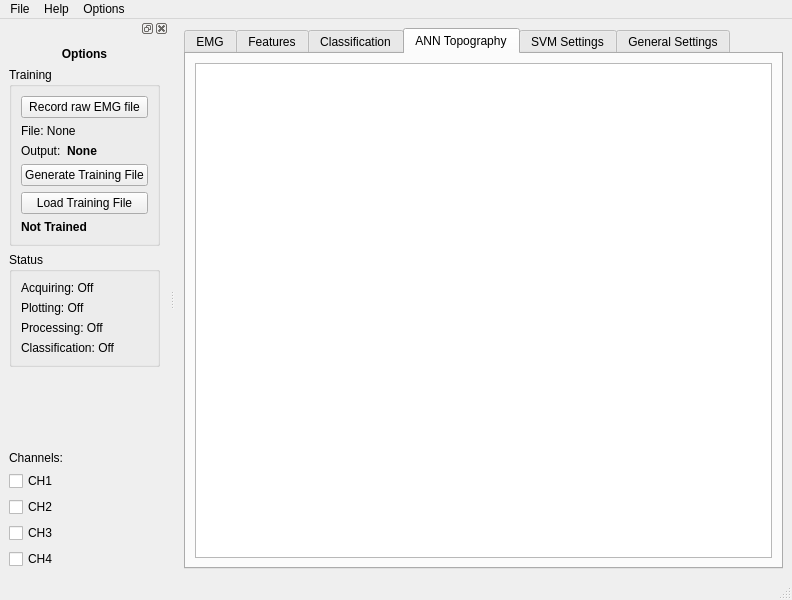
italogsfernandes/hand, file python-real-time-application/views/layouts/base_project_main.ui: the form before one commit.
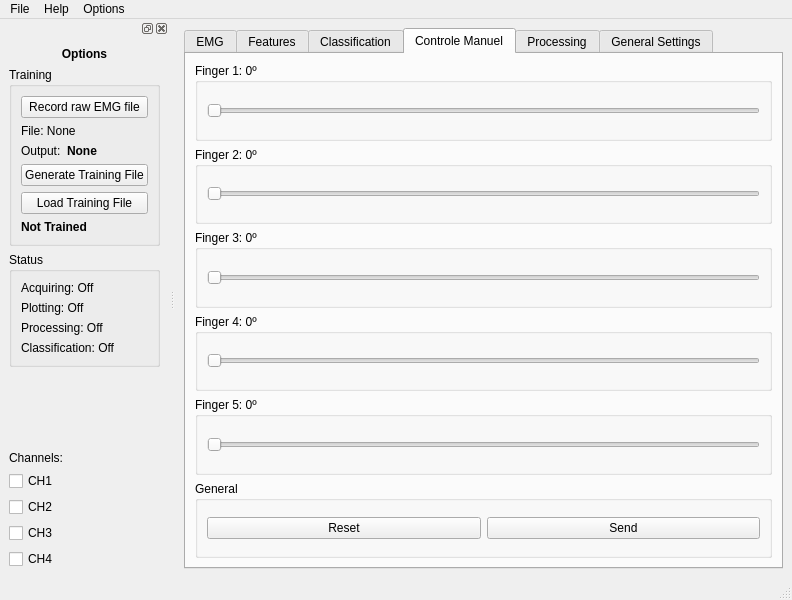
The form after the commit. The open tabs and pages were chosen to show the change.

Diff of the .ui file:
```diff
--- a/python-real-time-application/views/layouts/base_project_main.ui
+++ b/python-real-time-application/views/layouts/base_project_main.ui
@@ -210,17 +210,143 @@
       </widget>
       <widget class="QWidget" name="tab_ann">
        <attribute name="title">
-        <string>ANN Topography</string>
+        <string>Controle Manuel</string>
        </attribute>
        <layout class="QHBoxLayout" name="horizontalLayout_4">
         <item>
-         <widget class="QGraphicsView" name="graphicsView_ann"/>
+         <layout class="QVBoxLayout" name="verticalLayout_5">
+          <item>
+           <layout class="QVBoxLayout" name="verticalLayout_6">
+            <property name="topMargin">
+             <number>0</number>
+            </property>
+            <item>
+             <widget class="QGroupBox" name="groupBox_f1">
+              <property name="title">
+               <string>Finger 1: 0º</string>
+              </property>
+              <layout class="QVBoxLayout" name="verticalLayout_11">
+               <item>
+                <widget class="QSlider" name="h_slider_1">
+                 <property name="maximum">
+                  <number>90</number>
+                 </property>
+                 <property name="orientation">
+                  <enum>Qt::Horizontal</enum>
+                 </property>
+                </widget>
+               </item>
+              </layout>
+             </widget>
+            </item>
+            <item>
+             <widget class="QGroupBox" name="groupBox_f2">
+              <property name="title">
+               <string>Finger 2: 0º</string>
+              </property>
+              <layout class="QVBoxLayout" name="verticalLayout_8">
+               <item>
+                <widget class="QSlider" name="h_slider_2">
+                 <property name="maximum">
+                  <number>90</number>
+                 </property>
+                 <property name="orientation">
+                  <enum>Qt::Horizontal</enum>
+                 </property>
+                </widget>
+               </item>
+              </layout>
+             </widget>
+            </item>
+            <item>
+             <widget class="QGroupBox" name="groupBox_f3">
+              <property name="title">
+               <string>Finger 3: 0º</string>
+              </property>
+              <layout class="QVBoxLayout" name="verticalLayout_9">
+               <item>
+                <widget class="QSlider" name="h_slider_3">
+                 <property name="maximum">
+                  <number>90</number>
+                 </property>
+                 <property name="orientation">
+                  <enum>Qt::Horizontal</enum>
+                 </property>
+                </widget>
+               </item>
+              </layout>
+             </widget>
+            </item>
+            <item>
+             <widget class="QGroupBox" name="groupBox_f4">
+              <property name="title">
+               <string>Finger 4: 0º</string>
+              </property>
+              <layout class="QVBoxLayout" name="verticalLayout_10">
+               <item>
+                <widget class="QSlider" name="h_slider_4">
+                 <property name="maximum">
+                  <number>90</number>
+                 </property>
+                 <property name="orientation">
+                  <enum>Qt::Horizontal</enum>
+                 </property>
+                </widget>
+               </item>
+              </layout>
+             </widget>
+            </item>
+            <item>
+             <widget class="QGroupBox" name="groupBox_f5">
+              <property name="title">
+               <string>Finger 5: 0º</string>
+              </property>
+              <layout class="QVBoxLayout" name="verticalLayout_4">
+               <item>
+                <widget class="QSlider" name="h_slider_5">
+                 <property name="maximum">
+                  <number>90</number>
+                 </property>
+                 <property name="orientation">
+                  <enum>Qt::Horizontal</enum>
+                 </property>
+                </widget>
+               </item>
+              </layout>
+             </widget>
+            </item>
+            <item>
+             <widget class="QGroupBox" name="groupBox_4">
+              <property name="title">
+               <string>General</string>
+              </property>
+              <layout class="QHBoxLayout" name="horizontalLayout_10">
+               <item>
+                <widget class="QPushButton" name="btn_reset_position">
+                 <property name="text">
+                  <string>Reset</string>
+                 </property>
+                </widget>
+               </item>
+               <item>
+                <widget class="QPushButton" name="btn_send_position">
+                 <property name="text">
+                  <string>Send</string>
+                 </property>
+                </widget>
+               </item>
+              </layout>
+             </widget>
+            </item>
+           </layout>
+          </item>
+         </layout>
         </item>
        </layout>
       </widget>
       <widget class="QWidget" name="tab_2">
        <attribute name="title">
-        <string>SVM Settings</string>
+        <string>Processing</string>
        </attribute>
       </widget>
       <widget class="QWidget" name="tab_settings">
```
Left out of the diff: 82 changed lines with no effect on the pictures.
